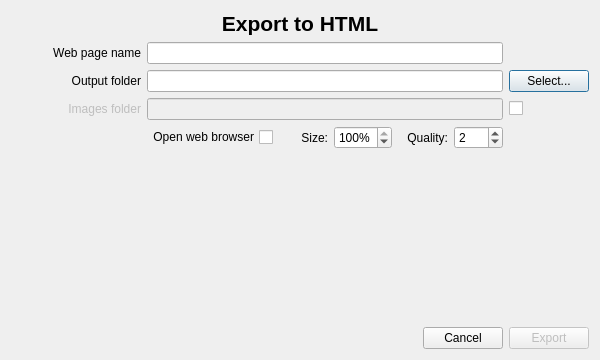
Before: the Qt Designer form src/MainWindow/ExportToHtmlDialog.ui in LuminanceHDR/LuminanceHDR, drawn with Qt 5.
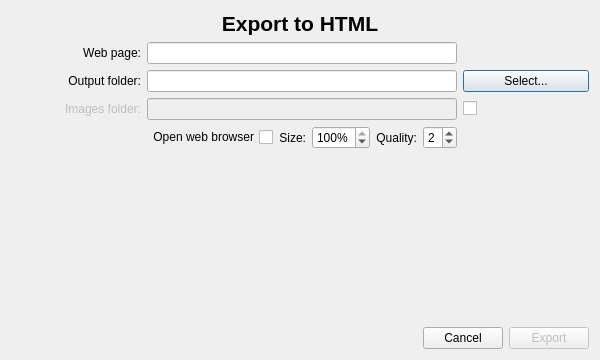
After: the same form once the commit is applied. Icons and pictures are not drawn.

What changed in the file:
```diff
--- a/src/MainWindow/ExportToHtmlDialog.ui
+++ b/src/MainWindow/ExportToHtmlDialog.ui
@@ -10,16 +10,22 @@
     <height>360</height>
    </rect>
   </property>
+  <property name="sizePolicy">
+   <sizepolicy hsizetype="MinimumExpanding" vsizetype="MinimumExpanding">
+    <horstretch>0</horstretch>
+    <verstretch>0</verstretch>
+   </sizepolicy>
+  </property>
   <property name="minimumSize">
    <size>
-    <width>600</width>
-    <height>360</height>
+    <width>0</width>
+    <height>0</height>
    </size>
   </property>
   <property name="maximumSize">
    <size>
-    <width>600</width>
-    <height>360</height>
+    <width>16777215</width>
+    <height>16777215</height>
    </size>
   </property>
   <property name="windowTitle">
@@ -49,8 +55,14 @@
       <layout class="QGridLayout" name="gridLayout">
        <item row="0" column="0">
         <widget class="QLabel" name="label_3">
+         <property name="sizePolicy">
+          <sizepolicy hsizetype="MinimumExpanding" vsizetype="Preferred">
+           <horstretch>0</horstretch>
+           <verstretch>0</verstretch>
+          </sizepolicy>
+         </property>
          <property name="text">
-          <string>Web page name</string>
+          <string>Web page:</string>
          </property>
          <property name="alignment">
           <set>Qt::AlignRight|Qt::AlignTrailing|Qt::AlignVCenter</set>
@@ -65,8 +77,14 @@
        </item>
        <item row="1" column="0">
         <widget class="QLabel" name="label_4">
+         <property name="sizePolicy">
+          <sizepolicy hsizetype="MinimumExpanding" vsizetype="Preferred">
+           <horstretch>0</horstretch>
+           <verstretch>0</verstretch>
+          </sizepolicy>
+         </property>
          <property name="text">
-          <string>Output folder</string>
+          <string>Output folder:</string>
          </property>
          <property name="alignment">
           <set>Qt::AlignRight|Qt::AlignTrailing|Qt::AlignVCenter</set>
@@ -87,6 +105,12 @@
          </item>
          <item>
           <widget class="QLabel" name="label_6">
+           <property name="sizePolicy">
+            <sizepolicy hsizetype="MinimumExpanding" vsizetype="Preferred">
+             <horstretch>0</horstretch>
+             <verstretch>0</verstretch>
+            </sizepolicy>
+           </property>
            <property name="layoutDirection">
             <enum>Qt::LeftToRight</enum>
            </property>
@@ -116,6 +140,12 @@
          </item>
          <item>
           <widget class="QLabel" name="label_2">
+           <property name="sizePolicy">
+            <sizepolicy hsizetype="MinimumExpanding" vsizetype="Preferred">
+             <horstretch>0</horstretch>
+             <verstretch>0</verstretch>
+            </sizepolicy>
+           </property>
            <property name="text">
             <string>Quality:</string>
            </property>
@@ -148,6 +178,12 @@
        </item>
        <item row="2" column="2">
         <widget class="QCheckBox" name="checkBoxImagesFolder">
+         <property name="sizePolicy">
+          <sizepolicy hsizetype="MinimumExpanding" vsizetype="Fixed">
+           <horstretch>0</horstretch>
+           <verstretch>0</verstretch>
+          </sizepolicy>
+         </property>
          <property name="layoutDirection">
           <enum>Qt::LeftToRight</enum>
          </property>
@@ -161,6 +197,12 @@
          <property name="enabled">
           <bool>false</bool>
          </property>
+         <property name="sizePolicy">
+          <sizepolicy hsizetype="MinimumExpanding" vsizetype="Preferred">
+           <horstretch>0</horstretch>
+           <verstretch>0</verstretch>
+          </sizepolicy>
+         </property>
          <property name="minimumSize">
           <size>
            <width>130</width>
@@ -174,7 +216,7 @@
           </size>
          </property>
          <property name="text">
-          <string>Images folder</string>
+          <string>Images folder:</string>
          </property>
          <property name="alignment">
           <set>Qt::AlignRight|Qt::AlignTrailing|Qt::AlignVCenter</set>
@@ -183,6 +225,12 @@
        </item>
        <item row="1" column="2">
         <widget class="QPushButton" name="OutputFolderButton">
+         <property name="sizePolicy">
+          <sizepolicy hsizetype="MinimumExpanding" vsizetype="Fixed">
+           <horstretch>0</horstretch>
+           <verstretch>0</verstretch>
+          </sizepolicy>
+         </property>
          <property name="text">
           <string>Select...</string>
          </property>
```
Left out of the diff: 9 changed lines with no effect on the pictures.
